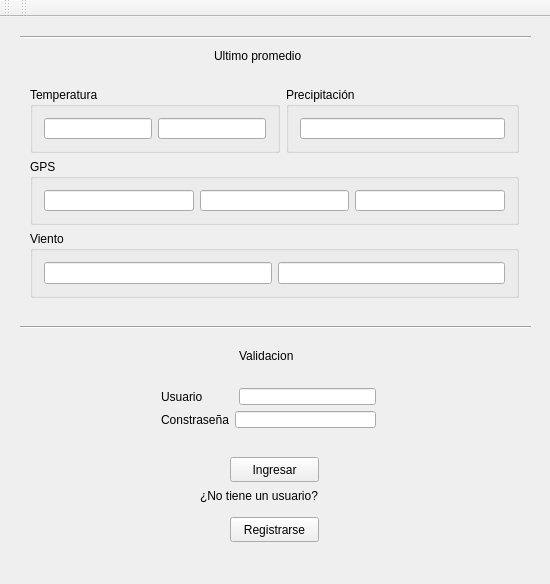
First picture: the form in MeteoEci/meteoeci_gui.ui, repository Julian-Rodriguez-N/ALSE_GRUPO_1, before the edit.
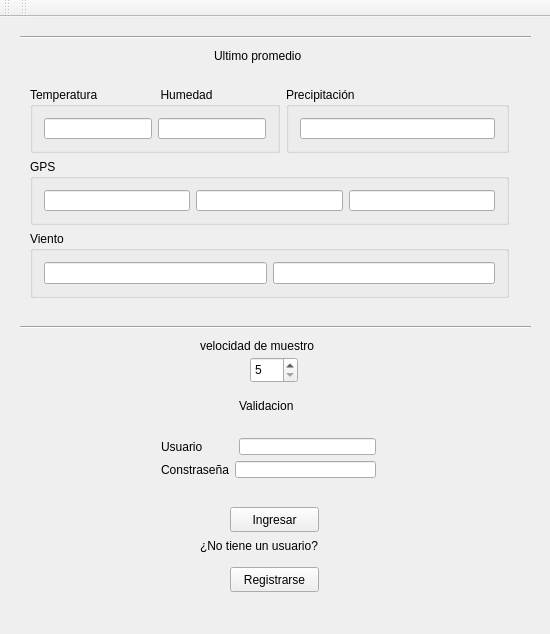
Second picture: the form after the edit.

```diff
--- a/MeteoEci/meteoeci_gui.ui
+++ b/MeteoEci/meteoeci_gui.ui
@@ -7,7 +7,7 @@
     <x>0</x>
     <y>0</y>
     <width>550</width>
-    <height>584</height>
+    <height>634</height>
    </rect>
   </property>
   <property name="minimumSize">
@@ -36,7 +36,7 @@
     <property name="geometry">
      <rect>
       <x>230</x>
-      <y>440</y>
+      <y>490</y>
       <width>89</width>
       <height>25</height>
      </rect>
@@ -49,7 +49,7 @@
     <property name="geometry">
      <rect>
       <x>239</x>
-      <y>330</y>
+      <y>380</y>
       <width>71</width>
       <height>17</height>
      </rect>
@@ -62,7 +62,7 @@
     <property name="geometry">
      <rect>
       <x>200</x>
-      <y>470</y>
+      <y>520</y>
       <width>151</width>
       <height>17</height>
      </rect>
@@ -75,7 +75,7 @@
     <property name="geometry">
      <rect>
       <x>230</x>
-      <y>500</y>
+      <y>550</y>
       <width>89</width>
       <height>25</height>
      </rect>
@@ -128,7 +128,7 @@
      <rect>
       <x>19</x>
       <y>59</y>
-      <width>511</width>
+      <width>501</width>
       <height>233</height>
      </rect>
     </property>
@@ -140,7 +140,7 @@
          <item>
           <widget class="QGroupBox" name="groupBox">
            <property name="title">
-            <string>Temperatura</string>
+            <string>Temperatura                   Humedad          </string>
            </property>
            <layout class="QGridLayout" name="gridLayout">
             <item row="0" column="0">
@@ -255,7 +255,7 @@
     <property name="geometry">
      <rect>
       <x>150</x>
-      <y>360</y>
+      <y>410</y>
       <width>237</width>
       <height>62</height>
      </rect>
@@ -363,7 +363,7 @@
      </item>
     </layout>
    </widget>
-   <widget class="QWidget" name="">
+   <widget class="QWidget" name="layoutWidget">
     <property name="geometry">
      <rect>
       <x>620</x>
@@ -407,7 +407,7 @@
      </item>
     </layout>
    </widget>
-   <widget class="QWidget" name="">
+   <widget class="QWidget" name="layoutWidget">
     <property name="geometry">
      <rect>
       <x>620</x>
@@ -451,6 +451,46 @@
      </item>
     </layout>
    </widget>
+   <widget class="QLabel" name="label_2">
+    <property name="geometry">
+     <rect>
+      <x>200</x>
+      <y>320</y>
+      <width>151</width>
+      <height>17</height>
+     </rect>
+    </property>
+    <property name="text">
+     <string>velocidad de muestro</string>
+    </property>
+   </widget>
+   <widget class="QSpinBox" name="spinBox">
+    <property name="geometry">
+     <rect>
+      <x>250</x>
+      <y>340</y>
+      <width>48</width>
+      <height>26</height>
+     </rect>
+    </property>
+    <property name="minimum">
+     <number>5</number>
+    </property>
+    <property name="maximum">
+     <number>20</number>
+    </property>
+   </widget>
+   <widget class="QWidget" name="">
+    <property name="geometry">
+     <rect>
+      <x>0</x>
+      <y>0</y>
+      <width>2</width>
+      <height>2</height>
+     </rect>
+    </property>
+    <layout class="QVBoxLayout" name="verticalLayout"/>
+   </widget>
   </widget>
   <widget class="QMenuBar" name="menuBar">
    <property name="geometry">
```
